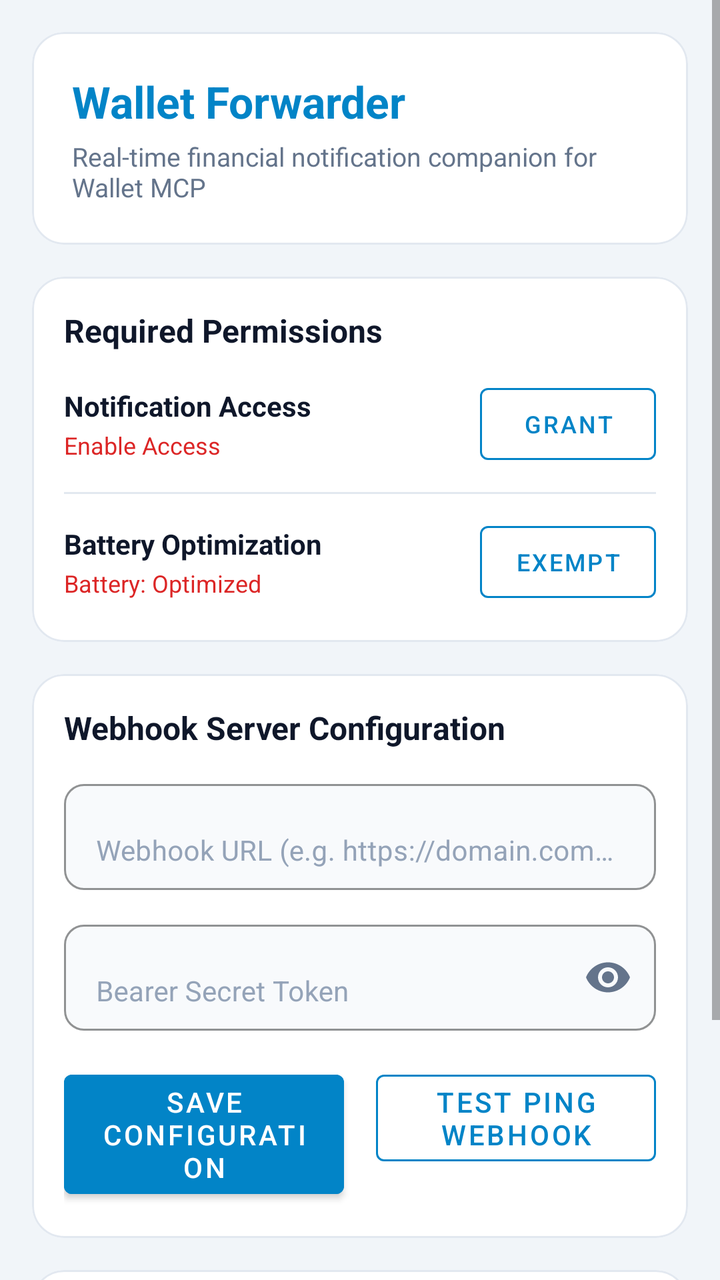
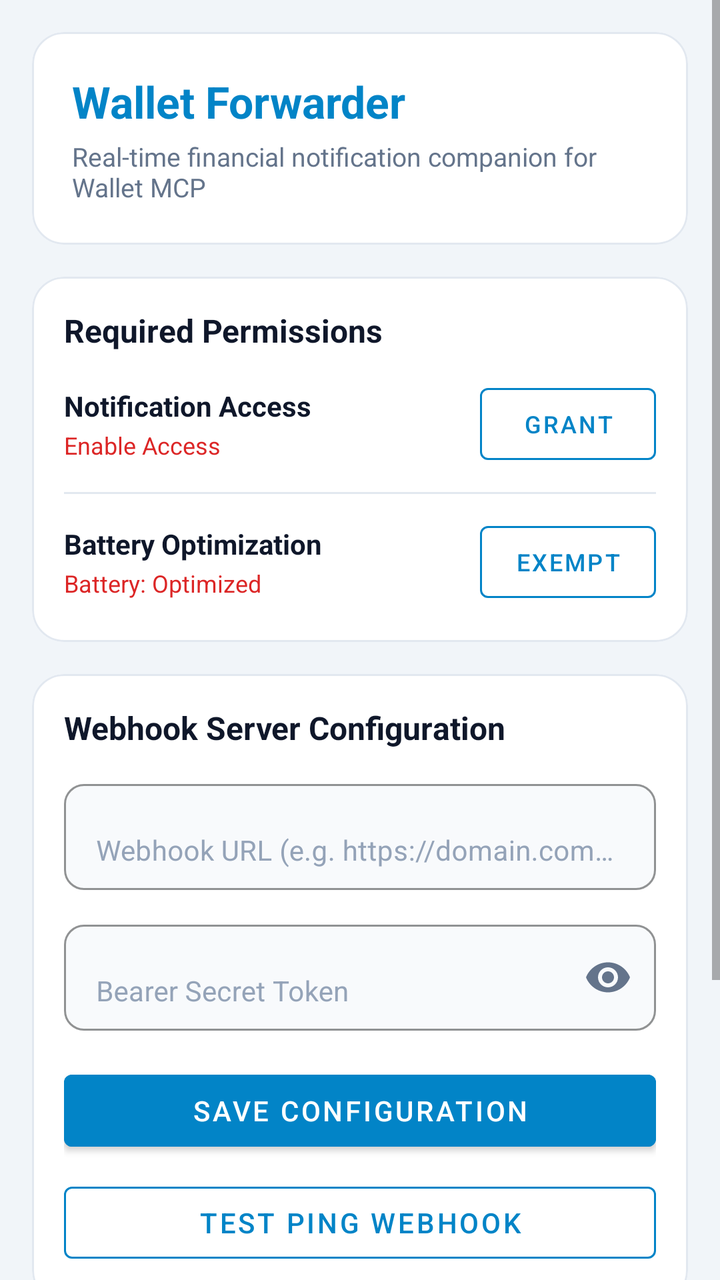

An Android layout rendered at two revisions. The XML below is the earlier revision; the diff shows what the commit changed to produce the second picture.
<!-- AndroidManifest.xml: application theme Theme.WalletForwarder -->
<!-- res/layout/activity_main.xml -->
<?xml version="1.0" encoding="utf-8"?>
<ScrollView xmlns:android="http://schemas.android.com/apk/res/android"
    xmlns:app="http://schemas.android.com/apk/res-auto"
    android:layout_width="match_parent"
    android:layout_height="match_parent"
    android:background="@color/app_background"
    android:fillViewport="true">

    <LinearLayout
        android:layout_width="match_parent"
        android:layout_height="wrap_content"
        android:orientation="vertical"
        android:padding="16dp">

        
        <com.google.android.material.card.MaterialCardView
            android:layout_width="match_parent"
            android:layout_height="wrap_content"
            android:layout_marginBottom="16dp"
            app:cardBackgroundColor="@color/card_background"
            app:cardCornerRadius="16dp"
            app:cardElevation="0dp"
            app:strokeColor="@color/card_stroke"
            app:strokeWidth="1dp">

            <LinearLayout
                android:layout_width="match_parent"
                android:layout_height="wrap_content"
                android:orientation="vertical"
                android:padding="20dp">

                <TextView
                    android:layout_width="wrap_content"
                    android:layout_height="wrap_content"
                    android:text="@string/header_title"
                    android:textColor="@color/primary"
                    android:textSize="22sp"
                    android:textStyle="bold" />

                <TextView
                    android:layout_width="wrap_content"
                    android:layout_height="wrap_content"
                    android:layout_marginTop="4dp"
                    android:text="@string/header_subtitle"
                    android:textColor="@color/text_secondary"
                    android:textSize="13sp" />
            </LinearLayout>
        </com.google.android.material.card.MaterialCardView>

        
        <com.google.android.material.card.MaterialCardView
            android:layout_width="match_parent"
            android:layout_height="wrap_content"
            android:layout_marginBottom="16dp"
            app:cardBackgroundColor="@color/card_background"
            app:cardCornerRadius="16dp"
            app:cardElevation="0dp"
            app:strokeColor="@color/card_stroke"
            app:strokeWidth="1dp">

            <LinearLayout
                android:layout_width="match_parent"
                android:layout_height="wrap_content"
                android:orientation="vertical"
                android:padding="16dp">

                <TextView
                    android:layout_width="wrap_content"
                    android:layout_height="wrap_content"
                    android:text="@string/section_permissions"
                    android:textColor="@color/text_primary"
                    android:textSize="16sp"
                    android:textStyle="bold" />

                
                <LinearLayout
                    android:layout_width="match_parent"
                    android:layout_height="wrap_content"
                    android:layout_marginTop="12dp"
                    android:gravity="center_vertical"
                    android:orientation="horizontal">

                    <LinearLayout
                        android:layout_width="0dp"
                        android:layout_height="wrap_content"
                        android:layout_weight="1"
                        android:orientation="vertical">

                        <TextView
                            android:layout_width="wrap_content"
                            android:layout_height="wrap_content"
                            android:text="@string/perm_notification_listener"
                            android:textColor="@color/text_primary"
                            android:textSize="14sp"
                            android:textStyle="bold" />

                        <TextView
                            android:id="@+id/tvNotificationStatus"
                            android:layout_width="wrap_content"
                            android:layout_height="wrap_content"
                            android:layout_marginTop="2dp"
                            android:text="@string/status_not_granted"
                            android:textColor="@color/status_red"
                            android:textSize="12sp" />
                    </LinearLayout>

                    <com.google.android.material.button.MaterialButton
                        android:id="@+id/btnGrantNotification"
                        style="@style/Widget.MaterialComponents.Button.OutlinedButton"
                        android:layout_width="wrap_content"
                        android:layout_height="wrap_content"
                        android:text="Grant"
                        android:textColor="@color/primary"
                        app:strokeColor="@color/primary"
                        android:textSize="12sp" />
                </LinearLayout>

                <View
                    android:layout_width="match_parent"
                    android:layout_height="1dp"
                    android:layout_marginVertical="10dp"
                    android:background="@color/card_stroke" />

                
                <LinearLayout
                    android:layout_width="match_parent"
                    android:layout_height="wrap_content"
                    android:gravity="center_vertical"
                    android:orientation="horizontal">

                    <LinearLayout
                        android:layout_width="0dp"
                        android:layout_height="wrap_content"
                        android:layout_weight="1"
                        android:orientation="vertical">

                        <TextView
                            android:layout_width="wrap_content"
                            android:layout_height="wrap_content"
                            android:text="Battery Optimization"
                            android:textColor="@color/text_primary"
                            android:textSize="14sp"
                            android:textStyle="bold" />

                        <TextView
                            android:id="@+id/tvBatteryStatus"
                            android:layout_width="wrap_content"
                            android:layout_height="wrap_content"
                            android:layout_marginTop="2dp"
                            android:text="@string/status_battery_optimized"
                            android:textColor="@color/status_red"
                            android:textSize="12sp" />
                    </LinearLayout>

                    <com.google.android.material.button.MaterialButton
                        android:id="@+id/btnFixBattery"
                        style="@style/Widget.MaterialComponents.Button.OutlinedButton"
                        android:layout_width="wrap_content"
                        android:layout_height="wrap_content"
                        android:text="Exempt"
                        android:textColor="@color/primary"
                        app:strokeColor="@color/primary"
                        android:textSize="12sp" />
                </LinearLayout>

            </LinearLayout>
        </com.google.android.material.card.MaterialCardView>

        
        <com.google.android.material.card.MaterialCardView
            android:layout_width="match_parent"
            android:layout_height="wrap_content"
            android:layout_marginBottom="16dp"
            app:cardBackgroundColor="@color/card_background"
            app:cardCornerRadius="16dp"
            app:cardElevation="0dp"
            app:strokeColor="@color/card_stroke"
            app:strokeWidth="1dp">

            <LinearLayout
                android:layout_width="match_parent"
                android:layout_height="wrap_content"
                android:orientation="vertical"
                android:padding="16dp">

                <TextView
                    android:layout_width="wrap_content"
                    android:layout_height="wrap_content"
                    android:text="@string/section_connection"
                    android:textColor="@color/text_primary"
                    android:textSize="16sp"
                    android:textStyle="bold" />

                <com.google.android.material.textfield.TextInputLayout
                    android:layout_width="match_parent"
                    android:layout_height="wrap_content"
                    android:layout_marginTop="12dp"
                    android:hint="@string/hint_webhook_url"
                    android:textColorHint="@color/input_hint"
                    app:boxBackgroundColor="@color/input_background"
                    app:boxBackgroundMode="outline"
                    app:boxCornerRadiusBottomEnd="10dp"
                    app:boxCornerRadiusBottomStart="10dp"
                    app:boxCornerRadiusTopEnd="10dp"
                    app:boxCornerRadiusTopStart="10dp"
                    app:boxStrokeColor="@color/primary"
                    app:hintTextColor="@color/primary">

                    <com.google.android.material.textfield.TextInputEditText
                        android:id="@+id/etWebhookUrl"
                        android:layout_width="match_parent"
                        android:layout_height="wrap_content"
                        android:inputType="textUri"
                        android:textColor="@color/input_text"
                        android:textColorHint="@color/input_hint"
                        android:textSize="14sp" />
                </com.google.android.material.textfield.TextInputLayout>

                <com.google.android.material.textfield.TextInputLayout
                    android:layout_width="match_parent"
                    android:layout_height="wrap_content"
                    android:layout_marginTop="12dp"
                    android:hint="@string/hint_bearer_token"
                    android:textColorHint="@color/input_hint"
                    app:boxBackgroundColor="@color/input_background"
                    app:boxBackgroundMode="outline"
                    app:boxCornerRadiusBottomEnd="10dp"
                    app:boxCornerRadiusBottomStart="10dp"
                    app:boxCornerRadiusTopEnd="10dp"
                    app:boxCornerRadiusTopStart="10dp"
                    app:boxStrokeColor="@color/primary"
                    app:endIconMode="password_toggle"
                    app:endIconTint="@color/text_secondary"
                    app:hintTextColor="@color/primary">

                    <com.google.android.material.textfield.TextInputEditText
                        android:id="@+id/etBearerToken"
                        android:layout_width="match_parent"
                        android:layout_height="wrap_content"
                        android:inputType="textPassword"
                        android:textColor="@color/input_text"
                        android:textColorHint="@color/input_hint"
                        android:textSize="14sp" />
                </com.google.android.material.textfield.TextInputLayout>

                <LinearLayout
                    android:layout_width="match_parent"
                    android:layout_height="wrap_content"
                    android:layout_marginTop="16dp"
                    android:orientation="horizontal">

                    <com.google.android.material.button.MaterialButton
                        android:id="@+id/btnSaveConfig"
                        android:layout_width="0dp"
                        android:layout_height="wrap_content"
                        android:layout_marginEnd="8dp"
                        android:layout_weight="1"
                        android:backgroundTint="@color/primary"
                        android:text="@string/btn_save_config"
                        android:textColor="@color/on_primary" />

                    <com.google.android.material.button.MaterialButton
                        android:id="@+id/btnTestPing"
                        style="@style/Widget.MaterialComponents.Button.OutlinedButton"
                        android:layout_width="0dp"
                        android:layout_height="wrap_content"
                        android:layout_marginStart="8dp"
                        android:layout_weight="1"
                        android:text="@string/btn_test_ping"
                        android:textColor="@color/primary"
                        app:strokeColor="@color/primary" />
                </LinearLayout>

            </LinearLayout>
        </com.google.android.material.card.MaterialCardView>

        
        <com.google.android.material.card.MaterialCardView
            android:layout_width="match_parent"
            android:layout_height="wrap_content"
            android:layout_marginBottom="24dp"
            app:cardBackgroundColor="@color/card_background"
            app:cardCornerRadius="16dp"
            app:cardElevation="0dp"
            app:strokeColor="@color/card_stroke"
            app:strokeWidth="1dp">

            <LinearLayout
                android:layout_width="match_parent"
                android:layout_height="wrap_content"
                android:orientation="vertical"
                android:padding="16dp">

                <LinearLayout
                    android:layout_width="match_parent"
                    android:layout_height="wrap_content"
                    android:gravity="center_vertical"
                    android:orientation="horizontal">

                    <TextView
                        android:layout_width="0dp"
                        android:layout_height="wrap_content"
                        android:layout_weight="1"
                        android:text="@string/section_logs"
                        android:textColor="@color/text_primary"
                        android:textSize="16sp"
                        android:textStyle="bold" />

                    <com.google.android.material.button.MaterialButton
                        android:id="@+id/btnClearLogs"
                        style="@style/Widget.MaterialComponents.Button.TextButton"
                        android:layout_width="wrap_content"
                        android:layout_height="wrap_content"
                        android:text="@string/btn_clear_logs"
                        android:textColor="@color/text_secondary"
                        android:textSize="12sp" />
                </LinearLayout>

                <TextView
                    android:id="@+id/tvLogsContent"
                    android:layout_width="match_parent"
                    android:layout_height="wrap_content"
                    android:layout_marginTop="8dp"
                    android:background="@color/log_background"
                    android:fontFamily="monospace"
                    android:padding="12dp"
                    android:text="@string/logs_empty"
                    android:textColor="@color/log_text"
                    android:textSize="12sp" />

            </LinearLayout>
        </com.google.android.material.card.MaterialCardView>

    </LinearLayout>
</ScrollView>
<!-- resources referenced by this layout -->
<resources>
  <color name="app_background">#F1F5F9</color>
  <color name="card_background">#FFFFFF</color>
  <color name="card_stroke">#E2E8F0</color>
  <color name="input_background">#F8FAFC</color>
  <color name="input_hint">#94A3B8</color>
  <color name="input_text">#0F172A</color>
  <color name="log_background">#F8FAFC</color>
  <color name="log_text">#334155</color>
  <color name="on_primary">#FFFFFF</color>
  <color name="primary">#0284C7</color>
  <color name="status_red">#DC2626</color>
  <color name="text_primary">#0F172A</color>
  <color name="text_secondary">#64748B</color>
  <string name="btn_clear_logs">Clear Logs</string>
  <string name="btn_save_config">Save Configuration</string>
  <string name="btn_test_ping">Test Ping Webhook</string>
  <string name="header_subtitle">Real-time financial notification companion for Wallet MCP</string>
  <string name="header_title">Wallet Forwarder</string>
  <string name="hint_bearer_token">Bearer Secret Token</string>
  <string name="hint_webhook_url">Webhook URL (e.g. https://domain.com/webhook/notification)</string>
  <string name="logs_empty">No notifications captured yet.</string>
  <string name="perm_notification_listener">Notification Access</string>
  <string name="section_connection">Webhook Server Configuration</string>
  <string name="section_logs">Forwarded Activity Log</string>
  <string name="section_permissions">Required Permissions</string>
  <string name="status_battery_optimized">Battery: Optimized</string>
  <string name="status_not_granted">Enable Access</string>
  <style name="Theme.WalletForwarder" parent="Theme.MaterialComponents.DayNight.NoActionBar">
          <item name="colorPrimary">@color/primary</item>
          <item name="colorPrimaryVariant">@color/primary_variant</item>
          <item name="colorOnPrimary">@color/on_primary</item>
          <item name="colorSecondary">@color/secondary</item>
          <item name="colorSecondaryVariant">@color/secondary_variant</item>
          <item name="colorOnSecondary">@color/on_secondary</item>
          <item name="android:statusBarColor">@color/app_background</item>
          <item name="android:windowLightStatusBar">true</item>
          <item name="android:colorBackground">@color/app_background</item>
      </style>
  <color name="primary_variant">#0369A1</color>
  <color name="secondary">#0EA5E9</color>
  <color name="secondary_variant">#0284C7</color>
  <color name="on_secondary">#FFFFFF</color>
</resources>

<!-- the commit's change to res/layout/activity_main.xml (unified diff, before → after) -->
@@ -247,14 +247,12 @@
                     android:layout_width="match_parent"
                     android:layout_height="wrap_content"
                     android:layout_marginTop="16dp"
-                    android:orientation="horizontal">
+                    android:orientation="vertical">
 
                     <com.google.android.material.button.MaterialButton
                         android:id="@+id/btnSaveConfig"
-                        android:layout_width="0dp"
-                        android:layout_height="wrap_content"
-                        android:layout_marginEnd="8dp"
-                        android:layout_weight="1"
+                        android:layout_width="match_parent"
+                        android:layout_height="wrap_content"
                         android:backgroundTint="@color/primary"
                         android:text="@string/btn_save_config"
                         android:textColor="@color/on_primary" />
@@ -262,10 +260,9 @@
                     <com.google.android.material.button.MaterialButton
                         android:id="@+id/btnTestPing"
                         style="@style/Widget.MaterialComponents.Button.OutlinedButton"
-                        android:layout_width="0dp"
-                        android:layout_height="wrap_content"
-                        android:layout_marginStart="8dp"
-                        android:layout_weight="1"
+                        android:layout_width="match_parent"
+                        android:layout_height="wrap_content"
+                        android:layout_marginTop="8dp"
                         android:text="@string/btn_test_ping"
                         android:textColor="@color/primary"
                         app:strokeColor="@color/primary" />
